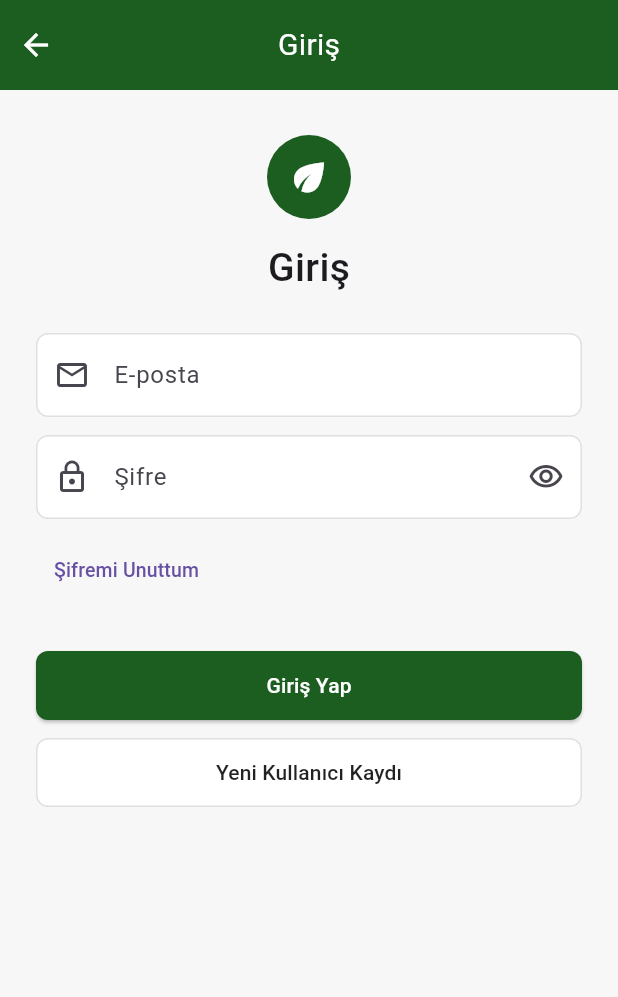
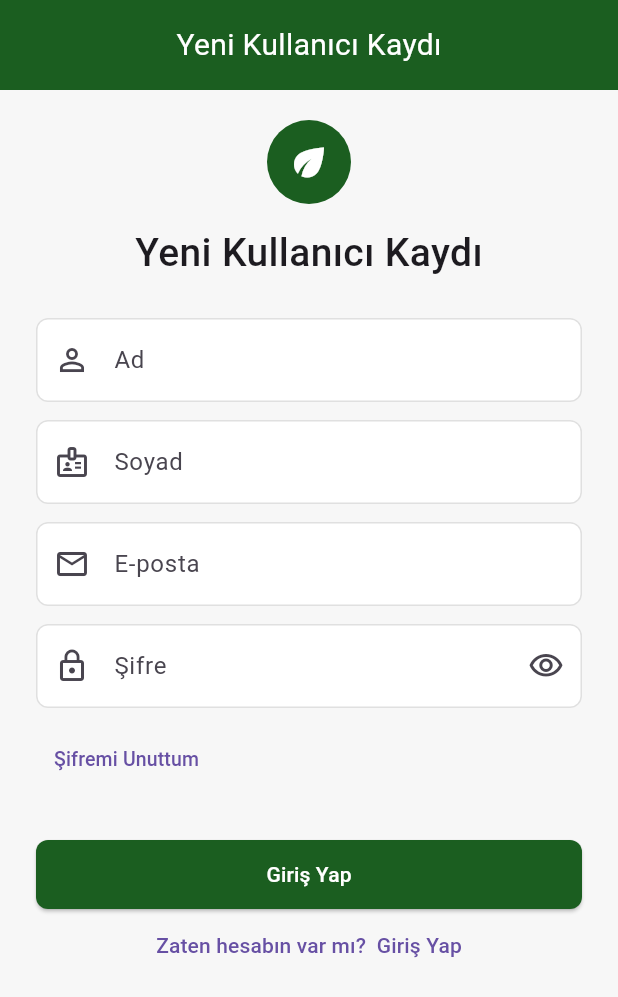
Before and after one commit to Snnryslmn/DBli-carbon-footprint-app, a Flutter app: the screen it shows after launch, after a tap on "Yeni Kullanıcı Kaydı", on a phone screen of 412 x 824 dp. Shown: the top 997 px of the screen. Run offline on Flutter 3.47's test engine with Material 3 defaults, Android fonts, the phone set to English and light mode, and no system bars.

Commit message:
new user page eklendi

```diff
--- a/lib/main.dart
+++ b/lib/main.dart
@@ -1,5 +1,6 @@
 import 'package:flutter/material.dart';
 import 'welcome_screen.dart';
+import 'new_user.dart';
 
 void main(){
   runApp(const MyApp());
@@ -15,9 +16,14 @@ class MyApp extends  StatelessWidget {
       );
 }
 }
-class LoginPage extends StatelessWidget{
+class LoginPage extends StatefulWidget{
   const LoginPage({super.key});
   @override
+  State<LoginPage> createState()=> _LoginPageState();
+}
+class _LoginPageState extends State<LoginPage>{
+
+
 Widget build(BuildContext context){
 
 const Color greenColor =Color (0xFF1B5E20);
@@ -33,10 +39,7 @@ color:greenColor,
 child:const Stack (
 alignment:Alignment.center,
 children:[
-  Positioned(
-left:12,
-child: Icon(Icons.arrow_back, color: Colors.white),
-),
+
 Text(
     "Giriş",
 style:TextStyle(
@@ -159,7 +162,14 @@ shape: RoundedRectangleBorder(
 borderRadius: BorderRadius.circular(8),
 ),
 ),
-onPressed: () {},
+onPressed: () {
+ Navigator.push(
+  context,
+  MaterialPageRoute(
+    builder: (context) => const NewUser(),
+  ),
+);
+},
 child:const Text (
 "Yeni Kullanıcı Kaydı",
 style:TextStyle(color:Colors.black87),
--- /dev/null
+++ b/lib/new_user.dart
@@ -0,0 +1,269 @@
+import 'package:flutter/material.dart';
+import 'welcome_screen.dart';
+import 'new_user.dart';
+
+void main(){
+  runApp(const MyApp());
+
+}
+class MyApp extends  StatelessWidget {
+  const MyApp({super.key});
+@override
+  Widget build(BuildContext context){
+   return MaterialApp(
+  debugShowCheckedModeBanner: false,
+  home: const NewUser(),
+      );
+}
+}
+class NewUser extends StatefulWidget{
+  const NewUser({super.key});
+  @override
+  State<NewUser> createState() => _NewUserState();
+}
+class _NewUserState extends State<NewUser> {
+  final _formKey = GlobalKey<FormState>();
+  final TextEditingController emailController = TextEditingController();
+  final TextEditingController passwordController = TextEditingController();
+  final TextEditingController nameController = TextEditingController();
+final TextEditingController surnameController = TextEditingController();
+@override
+void dispose(){
+  emailController.dispose();
+  passwordController.dispose();
+  nameController.dispose();
+  surnameController.dispose();
+  super.dispose();
+  }
+
+Widget build(BuildContext context){
+
+const Color greenColor =Color (0xFF1B5E20);
+  return Scaffold(
+backgroundColor: const  Color(0xFFF7F7F7),
+body:SafeArea(
+child:Column(
+children:[
+  Container(
+height:60,
+width:double.infinity,
+color:greenColor,
+child:const Stack (
+alignment:Alignment.center,
+children:[
+
+Text(
+    "Yeni Kullanıcı Kaydı",
+style:TextStyle(
+color:Colors.white,
+fontSize:20,
+)
+),
+],
+),
+),
+
+
+const SizedBox (height:20),
+CircleAvatar(
+radius:28,
+backgroundColor:const Color(0xFF1B5E20),
+child: Icon(
+Icons.eco,
+color: Colors.white,
+size:30,
+
+),
+),
+const SizedBox(height:14),
+const Text("Yeni Kullanıcı Kaydı",
+style:TextStyle(
+fontSize:26,
+fontWeight: FontWeight.w500,
+),
+),
+const SizedBox(height:25),
+Padding(
+padding:const EdgeInsets.symmetric(horizontal: 24),
+child:Form(
+  key: _formKey,
+  child:Column(
+children:[
+  TextFormField(
+    controller: nameController,
+    decoration: InputDecoration(
+      hintText: "Ad",
+      prefixIcon: const Icon(Icons.person_outline),
+      filled: true,
+      fillColor: Colors.white,
+      enabledBorder: OutlineInputBorder(
+        borderRadius: BorderRadius.circular(8),
+        borderSide: BorderSide(color:Colors.grey.shade300),
+
+      ),
+     focusedBorder: OutlineInputBorder(
+borderRadius: BorderRadius.circular(8),
+borderSide: BorderSide(color: greenColor),
+),
+    ),
+    validator: (value) {
+  if(value== null || value.trim().isEmpty){
+    return "Ad boş bırakılamaz";
+  }
+  return null;
+    },
+
+  ),
+  const SizedBox(height: 12),
+  TextFormField(
+    controller: surnameController,
+    decoration: InputDecoration(
+      hintText:"Soyad",
+      prefixIcon: const Icon(Icons.badge_outlined),
+      filled:true,
+      fillColor: Colors.white,
+      enabledBorder: OutlineInputBorder(
+        borderRadius: BorderRadius.circular(8),
+        borderSide: BorderSide(color:Colors.grey.shade300),
+
+      ),
+      focusedBorder: OutlineInputBorder(
+borderRadius: BorderRadius.circular(8),
+borderSide: BorderSide(color: greenColor),
+),
+    ),
+    validator: (value) {
+  if(value== null || value.trim().isEmpty){
+    return "Soyad boş bırakılamaz";
+  }
+  return null;
+    },
+  ),
+   const SizedBox(height: 12),
+  TextFormField(
+    controller: emailController,
+decoration:InputDecoration(
+hintText:"E-posta",
+prefixIcon: const Icon(Icons.email_outlined),
+filled: true,
+fillColor:Colors.white,
+enabledBorder: OutlineInputBorder(
+borderRadius: BorderRadius.circular(8),
+borderSide: BorderSide(color: Colors.grey.shade300),
+),
+focusedBorder: OutlineInputBorder(
+borderRadius: BorderRadius.circular(8),
+borderSide: BorderSide(color: greenColor),
+),
+errorBorder: OutlineInputBorder(
+  borderRadius: BorderRadius.circular(8),
+  borderSide:  const BorderSide(color: Colors.red),
+),
+focusedErrorBorder: OutlineInputBorder(
+   borderRadius: BorderRadius.circular(8),
+  borderSide:  const BorderSide(color: Colors.red),
+),
+),
+validator: (value) {
+  if(value== null || value.trim().isEmpty){
+    return "E-posta boş bırakılamaz";
+  }
+  if( !value.contains("@")){
+    return "Geçerli bir e-posta giriniz";
+  }
+  return null;
+},
+),
+const SizedBox(height:12),
+TextFormField(
+  controller: passwordController,
+obscureText:true,
+decoration:InputDecoration(
+hintText:"Şifre",
+prefixIcon: const Icon(Icons.lock_outline),
+suffixIcon: const Icon(Icons.visibility_outlined),
+filled: true,
+fillColor:Colors.white,
+enabledBorder: OutlineInputBorder(
+borderRadius: BorderRadius.circular(8),
+borderSide: BorderSide(color: Colors.grey.shade300),
+),
+focusedBorder: OutlineInputBorder(
+borderRadius: BorderRadius.circular(8),
+borderSide: BorderSide(color: greenColor),
+),
+errorBorder: OutlineInputBorder(
+  borderRadius: BorderRadius.circular(8),
+  borderSide:  const BorderSide(color: Colors.red),
+),
+focusedErrorBorder: OutlineInputBorder(
+   borderRadius: BorderRadius.circular(8),
+  borderSide:  const BorderSide(color: Colors.red),
+),
+),
+validator: (value) {
+  if(value== null || value.trim().isEmpty){
+    return "Şifre boş bırakılamaz";
+  }
+  if(value.length < 8 ){
+    return "Şifre en az 8 karakterli olmalı";
+  }
+  return null;
+},
+),
+const SizedBox(height:10),
+ Align(
+alignment :Alignment.centerLeft,
+child:TextButton(
+  onPressed:(){
+    print("Şifremi unuttum tıklandı");
+  },
+  child:const Text(
+"Şifremi Unuttum",
+style:TextStyle(fontSize:13),
+),
+),
+),
+const SizedBox(height:30),
+SizedBox(
+width:double.infinity,
+height:46,
+child:ElevatedButton(
+style:ElevatedButton.styleFrom(
+backgroundColor:greenColor,
+shape: RoundedRectangleBorder(
+borderRadius: BorderRadius.circular(8),
+),
+),
+onPressed: () {
+   if (_formKey.currentState!.validate()) {
+      Navigator.push(
+        context,
+        MaterialPageRoute(
+          builder: (context) => const WelcomeScreen(),
+        ),
+      );
+   }
+    },
+child:const Text (
+"Giriş Yap",
+style:TextStyle(color:Colors.white),
+),
+),
+),
+TextButton(
+  onPressed: (){
+    Navigator.pop(context);
+  },
+  child: const Text("Zaten hesabın var mı?  Giriş Yap"),
+   ),
+                  ],
+                ),
+              ),
+            ),
+          ],
+        ),
+      ),
+    );
+  }
+}
--- a/lib/survey_page.dart
+++ b/lib/survey_page.dart
@@ -0,0 +1,20 @@
+import 'package:flutter/material.dart';
+
+class SurveyPage extends StatelessWidget {
+  const SurveyPage({super.key});
+
+  @override
+  Widget build(BuildContext context) {
+    return Scaffold(
+      appBar: AppBar(
+        title: const Text("Survey"),
+      ),
+      body: const Center(
+        child: Text(
+          "Survey Page (Boş)",
+          style: TextStyle(fontSize: 18),
+        ),
+      ),
+    );
+  }
+}
```
Also changed, not shown: lib/home_page.dart (+6 -3 lines), 2 other files.
